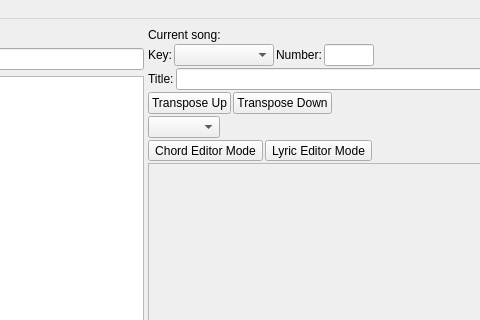
The window that src/softchord_main_window.ui (matvey83/softChord) describes before a commit, drawn with Qt 5; both pictures show x 335 to 815 and y 0 to 320 of the 920 by 861 pixel window.
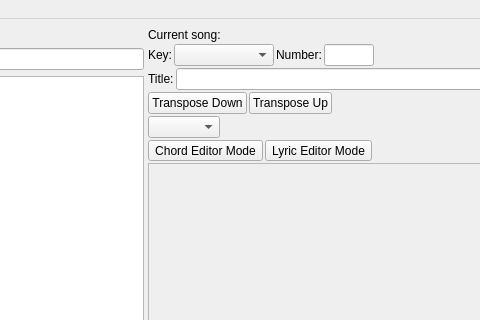
The same window after the commit.

Commit message: Swap positions of the Transpose Down and Transpose Up buttons

What changed in the file:
```diff
--- a/src/softchord_main_window.ui
+++ b/src/softchord_main_window.ui
@@ -178,13 +178,6 @@
         </item>
         <item>
          <layout class="QHBoxLayout" name="horizontalLayout_5">
-          <item>
-           <widget class="QPushButton" name="transpose_up_button">
-            <property name="text">
-             <string>Transpose Up</string>
-            </property>
-           </widget>
-          </item>
           <item>
            <widget class="QPushButton" name="transpose_down_button">
             <property name="text">
@@ -192,6 +185,13 @@
             </property>
            </widget>
           </item>
+          <item>
+           <widget class="QPushButton" name="transpose_up_button">
+            <property name="text">
+             <string>Transpose Up</string>
+            </property>
+           </widget>
+          </item>
           <item>
            <spacer name="horizontalSpacer_2">
             <property name="orientation">
```
Left out of the diff: 2 changed lines with no effect on the pictures.
